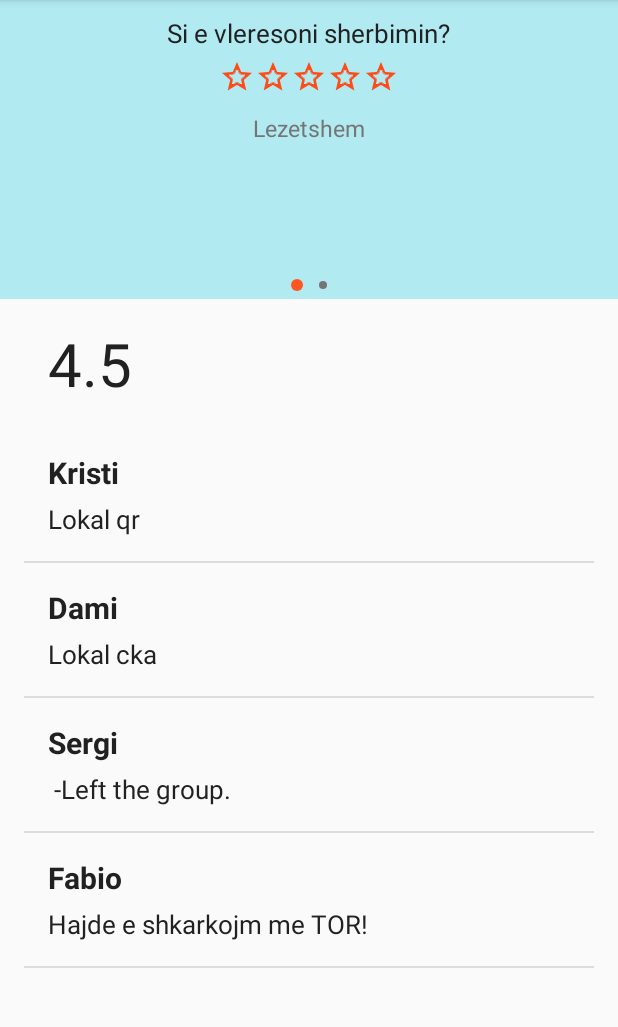
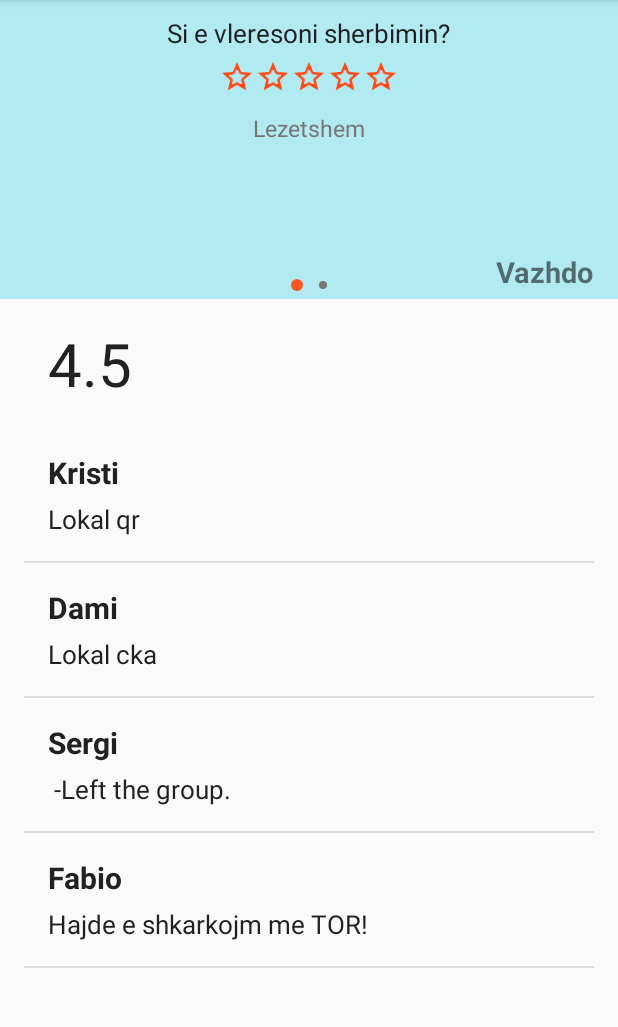
Before and after one commit to bigcheesy/UPickMobile, an Android app: the RatingActivity screen opened directly, with no data from a screen before it, on a phone screen of 412 x 824 dp, the part 84-1111 px from its top. Run offline under Robolectric (Android 15) with nearby library versions, the phone set to English and light mode, and no system bars.

Commit message:
ka nje mesazh per ty

```diff
--- a/app/src/main/java/com/example/dcyberpanda/upickmobile/RatingActivity.java
+++ b/app/src/main/java/com/example/dcyberpanda/upickmobile/RatingActivity.java
@@ -17,6 +17,7 @@ import android.widget.LinearLayout;
 import android.widget.ListView;
 import android.widget.RatingBar;
 import android.widget.TextView;
+import android.widget.Toast;
 
 import com.example.dcyberpanda.upickmobile.CustomAdapters.CartAdapter;
 import com.example.dcyberpanda.upickmobile.CustomAdapters.RatingAdapter;
@@ -54,6 +55,42 @@ public class RatingActivity extends AppCompatActivity {
         ratings.add(new Rating("Sergi", " -Left the group.", 1));
         ratings.add(new Rating("Fabio", "Hajde e shkarkojm me TOR!", 5));
         createList();
+
+        final TextView next = (TextView) findViewById(R.id.rating_publiko);
+        next.setOnClickListener(new View.OnClickListener() {
+            @Override
+            public void onClick(View view) {
+                int currentItem = viewPager.getCurrentItem();
+                if(currentItem == 0){
+                    viewPager.setCurrentItem(currentItem + 1);
+                }else{
+                    Toast.makeText(getApplicationContext(), "Komenti juaj u publikua me sukses", Toast.LENGTH_SHORT).show();
+                }
+            }
+        });
+
+        viewPager.addOnPageChangeListener(new ViewPager.OnPageChangeListener() {
+            @Override
+            public void onPageScrolled(int position, float positionOffset, int positionOffsetPixels) {
+                int currentItem = viewPager.getCurrentItem();
+                if(currentItem == 0){
+                    next.setText("Vazhdo");
+                }else{
+                    next.setText("Publiko");
+                }
+
+            }
+
+            @Override
+            public void onPageSelected(int position) {
+
+            }
+
+            @Override
+            public void onPageScrollStateChanged(int state) {
+
+            }
+        });
     }
 
     @Override
--- a/app/src/main/res/layout/activity_rating.xml
+++ b/app/src/main/res/layout/activity_rating.xml
@@ -19,6 +19,19 @@
         android:layout_weight="30"
         android:background="@color/colorPrimaryLight"
         >
+
+        <TextView
+            android:layout_width="wrap_content"
+            android:layout_height="wrap_content"
+            android:text="Publiko"
+            android:layout_gravity="bottom|right"
+            android:layout_marginRight="16dp"
+            android:layout_marginBottom="5dp"
+            android:textSize="19sp"
+            android:textStyle="bold"
+            android:clickable="true"
+            android:id="@+id/rating_publiko"
+            />
 
 
         <LinearLayout
```
